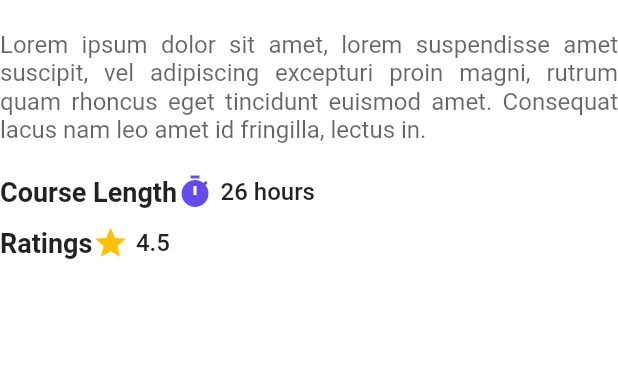
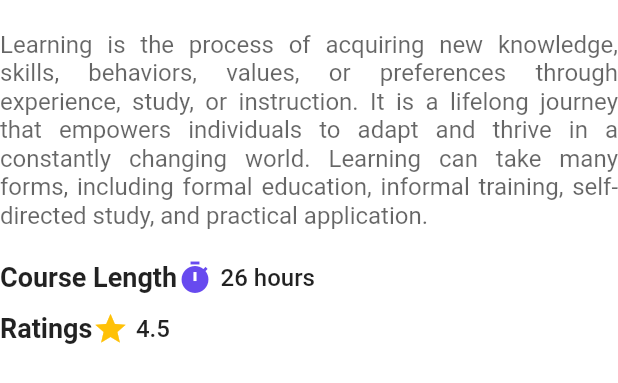
Before and after one commit to markaceee/learning_management_system, a Flutter app: the DescriptionPage widget shown alone on an empty page, opened directly, on a phone screen of 412 x 824 dp. Shown: the top 383 px of the screen. Run offline on Flutter 3.47's test engine with Material 2 defaults, Android fonts, the phone set to English and light mode, and no system bars.

Commit message:
added some changes

```diff
--- a/lib/pages/description_page.dart
+++ b/lib/pages/description_page.dart
@@ -9,7 +9,7 @@ class DescriptionPage extends StatelessWidget {
       child: Column(
         children: [
           Text(
-            "Lorem ipsum dolor sit amet, lorem suspendisse amet suscipit, vel adipiscing excepturi proin magni, rutrum quam rhoncus eget tincidunt euismod amet. Consequat lacus nam leo amet id fringilla, lectus in.",
+            "Learning is the process of acquiring new knowledge, skills, behaviors, values, or preferences through experience, study, or instruction. It is a lifelong journey that empowers individuals to adapt and thrive in a constantly changing world. Learning can take many forms, including formal education, informal training, self-directed study, and practical application.",
             style: TextStyle(
               fontSize: 16,
               color: Colors.black.withOpacity(0.6),
--- a/lib/screen/course_screen.dart
+++ b/lib/screen/course_screen.dart
@@ -73,7 +73,7 @@ class _CourseScreenState extends State<CourseScreen> {
             ),
             SizedBox(height: 5),
             Text(
-              "Instructor Wayne",
+              "Instructor Resty",
               style: TextStyle(
                 fontSize: 16,
                 fontWeight: FontWeight.w500,
@@ -188,7 +188,7 @@ class _CourseScreenState extends State<CourseScreen> {
     return Column(
       children: [
         Text(
-          "Lorem ipsum dolor sit amet, lorem suspendisse amet suscipit, vel adipiscing excepturi proin magni, rutrum quam rhoncus eget tincidunt euismod amet. Consequat lacus nam leo amet id fringilla, lectus in.",
+          "Learning is the process of acquiring new knowledge, skills, behaviors, values, or preferences through experience, study, or instruction. It is a lifelong journey that empowers individuals to adapt and thrive in a constantly changing world. Learning can take many forms, including formal education, informal training, self-directed study, and practical application.",
           style: TextStyle(
             fontSize: 16,
             color: Colors.black.withOpacity(0.6),
--- a/lib/screen/home_screen.dart
+++ b/lib/screen/home_screen.dart
@@ -16,8 +16,9 @@ class _HomeScreenState extends State<HomeScreen> {
   static List<Widget> _widgetOptions = <Widget>[
     HomePage(),
     Courses(),
+
     Text(
-      'Index 2: My learning',
+      'List of my course',
       style: optionStyle,
     ),
     LoginPage(),
```
Also changed, not shown: assets/images/background.jpg (added).
